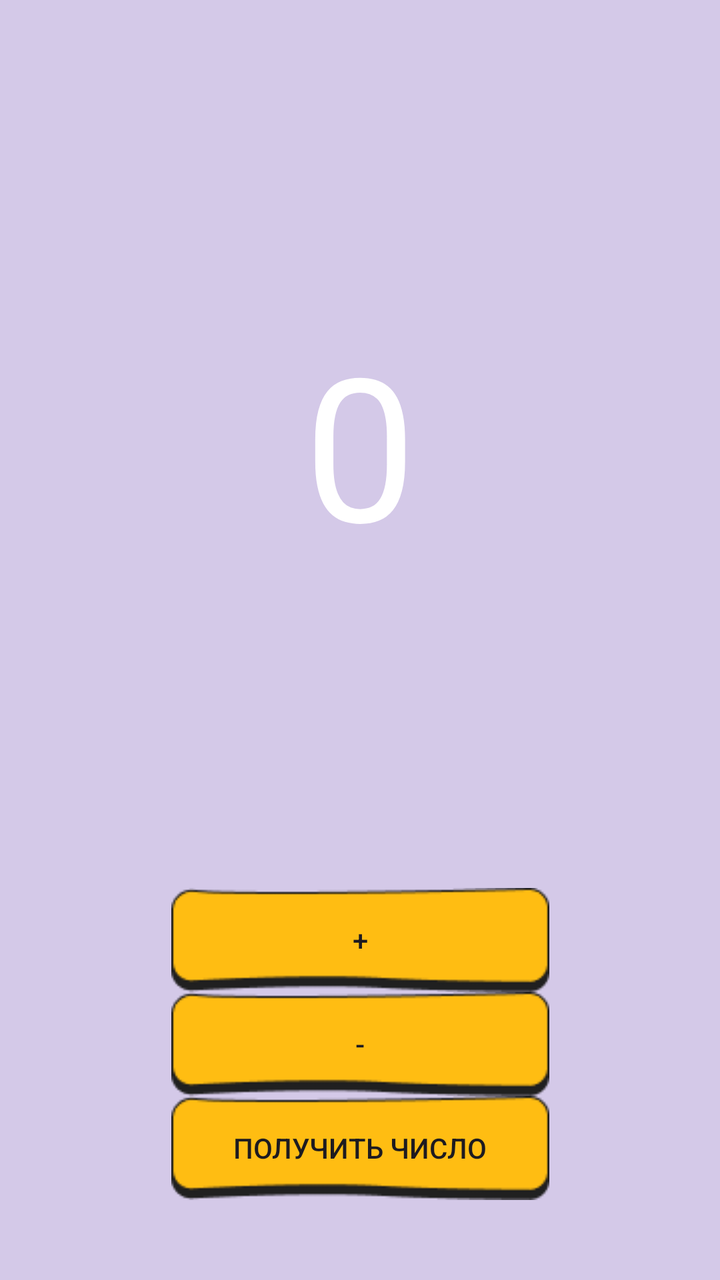
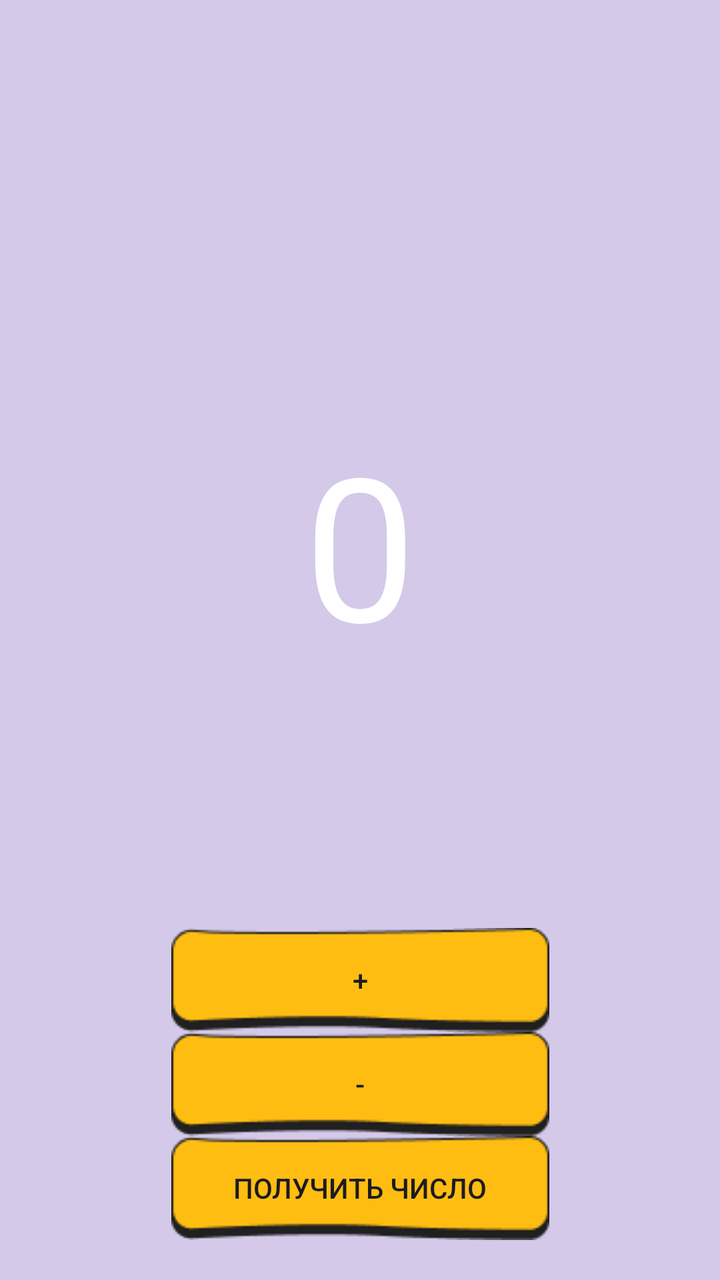

Compare the two renders of this Android layout. The source of the first and the diff that turns it into the second are given below.
<!-- AndroidManifest.xml: application theme Theme.Kval_Kovtanenko_Nikita -->
<!-- res/layout/activity_randomset.xml -->
<?xml version="1.0" encoding="utf-8"?>
<androidx.constraintlayout.widget.ConstraintLayout xmlns:android="http://schemas.android.com/apk/res/android"
    xmlns:app="http://schemas.android.com/apk/res-auto"
    xmlns:tools="http://schemas.android.com/tools"
    android:id="@+id/main"
    android:layout_width="match_parent"
    android:layout_height="match_parent"
    android:background="@color/mainscreenolor"
    tools:context=".randomset">

    <androidx.appcompat.widget.AppCompatButton
        android:id="@+id/button5"
        android:layout_width="wrap_content"
        android:layout_height="wrap_content"
        android:layout_marginTop="444dp"
        android:background="@drawable/darkeryellowbutt"
        android:text="@string/countadd"
        app:layout_constraintEnd_toEndOf="parent"
        app:layout_constraintStart_toStartOf="parent"
        app:layout_constraintTop_toTopOf="parent" />

    <androidx.appcompat.widget.AppCompatButton
        android:id="@+id/button6"
        android:layout_width="wrap_content"
        android:layout_height="wrap_content"
        android:background="@drawable/darkeryellowbutt"
        android:text="@string/countred"
        app:layout_constraintEnd_toEndOf="parent"
        app:layout_constraintStart_toStartOf="parent"
        app:layout_constraintTop_toBottomOf="@+id/button5" />

    <androidx.appcompat.widget.AppCompatButton
        android:id="@+id/button7"
        android:layout_width="wrap_content"
        android:layout_height="wrap_content"
        android:background="@drawable/darkeryellowbutt"
        android:text="@string/countget"
        app:layout_constraintEnd_toEndOf="parent"
        app:layout_constraintStart_toStartOf="parent"
        app:layout_constraintTop_toBottomOf="@+id/button6" />

    <TextView
        android:id="@+id/textView8"
        android:layout_width="96dp"
        android:layout_height="144dp"
        android:text="0"
        android:gravity="center"
        android:textColor="@color/white"
        android:textSize="100dp"
        app:layout_constraintBottom_toTopOf="@+id/button5"
        app:layout_constraintEnd_toEndOf="parent"
        app:layout_constraintStart_toStartOf="parent"
        app:layout_constraintTop_toTopOf="parent" />

</androidx.constraintlayout.widget.ConstraintLayout>
<!-- resources referenced by this layout -->
<resources>
  <color name="mainscreenolor">#D4C9E8</color>
  <color name="white">#FFFFFFFF</color>
  <!-- drawable darkeryellowbutt: png bitmap (drawable, 1436 bytes) -->
  <string name="countadd">+</string>
  <string name="countget">Получить число</string>
  <string name="countred">-</string>
  <style name="Theme.Kval_Kovtanenko_Nikita" parent="Base.Theme.Kval_Kovtanenko_Nikita" />
  <style name="Base.Theme.Kval_Kovtanenko_Nikita" parent="Theme.Material3.DayNight.NoActionBar">
          
          
      </style>
</resources>

<!-- the commit's change to res/layout/activity_randomset.xml (unified diff, before → after) -->
@@ -8,46 +8,48 @@
     android:background="@color/mainscreenolor"
     tools:context=".randomset">
 
-    <androidx.appcompat.widget.AppCompatButton
-        android:id="@+id/button5"
+    <LinearLayout
         android:layout_width="wrap_content"
         android:layout_height="wrap_content"
-        android:layout_marginTop="444dp"
-        android:background="@drawable/darkeryellowbutt"
-        android:text="@string/countadd"
+        app:layout_constraintBottom_toBottomOf="parent"
         app:layout_constraintEnd_toEndOf="parent"
         app:layout_constraintStart_toStartOf="parent"
-        app:layout_constraintTop_toTopOf="parent" />
+        app:layout_constraintTop_toTopOf="parent"
+        android:orientation="vertical">
 
-    <androidx.appcompat.widget.AppCompatButton
-        android:id="@+id/button6"
-        android:layout_width="wrap_content"
-        android:layout_height="wrap_content"
-        android:background="@drawable/darkeryellowbutt"
-        android:text="@string/countred"
-        app:layout_constraintEnd_toEndOf="parent"
-        app:layout_constraintStart_toStartOf="parent"
-        app:layout_constraintTop_toBottomOf="@+id/button5" />
+        <androidx.appcompat.widget.AppCompatButton
+            android:id="@+id/randincbutt"
+            android:layout_width="wrap_content"
+            android:layout_height="wrap_content"
+            android:layout_marginTop="444dp"
+            android:background="@drawable/darkeryellowbutt"
+            android:text="@string/countadd" />
 
-    <androidx.appcompat.widget.AppCompatButton
-        android:id="@+id/button7"
-        android:layout_width="wrap_content"
-        android:layout_height="wrap_content"
-        android:background="@drawable/darkeryellowbutt"
-        android:text="@string/countget"
-        app:layout_constraintEnd_toEndOf="parent"
-        app:layout_constraintStart_toStartOf="parent"
-        app:layout_constraintTop_toBottomOf="@+id/button6" />
+        <androidx.appcompat.widget.AppCompatButton
+            android:id="@+id/randdecbutt"
+            android:layout_width="wrap_content"
+            android:layout_height="wrap_content"
+            android:background="@drawable/darkeryellowbutt"
+            android:text="@string/countred" />
+
+        <androidx.appcompat.widget.AppCompatButton
+            android:id="@+id/randgetnum"
+            android:layout_width="wrap_content"
+            android:layout_height="wrap_content"
+            android:background="@drawable/darkeryellowbutt"
+            android:text="@string/countget" />
+
+    </LinearLayout>
 
     <TextView
-        android:id="@+id/textView8"
+        android:id="@+id/constrview"
         android:layout_width="96dp"
         android:layout_height="144dp"
+        android:layout_marginTop="200dp"
+        android:gravity="center"
         android:text="0"
-        android:gravity="center"
         android:textColor="@color/white"
         android:textSize="100dp"
-        app:layout_constraintBottom_toTopOf="@+id/button5"
         app:layout_constraintEnd_toEndOf="parent"
         app:layout_constraintStart_toStartOf="parent"
         app:layout_constraintTop_toTopOf="parent" />
